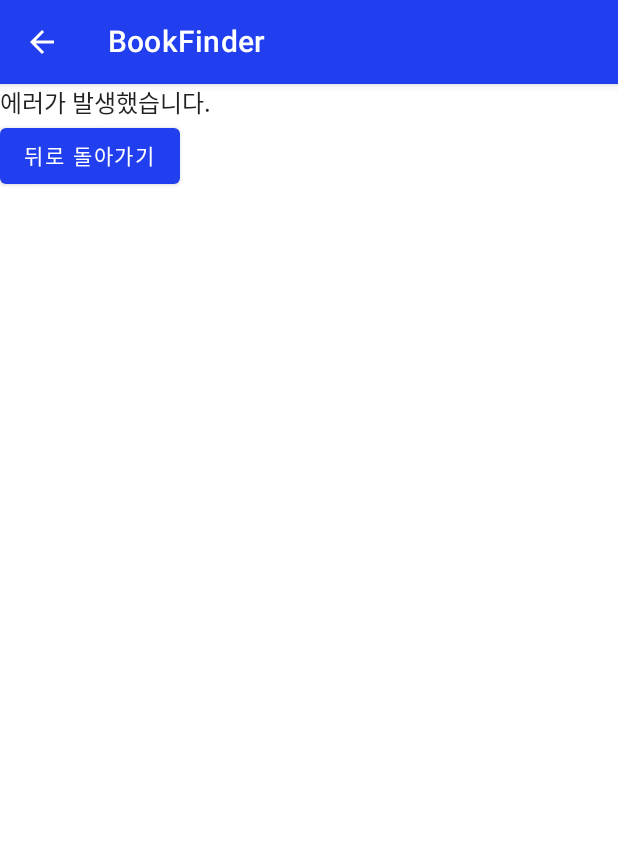
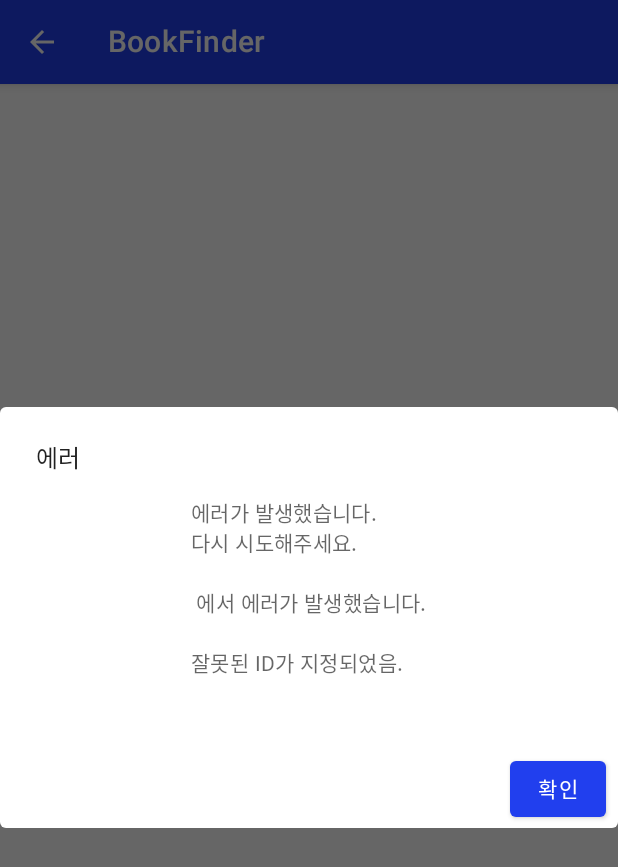
Before and after one commit to dalinaum/BookFinder, an Android app built with Jetpack Compose: the composable DetailScreen called with empty values, on a phone screen of 412 x 824 dp. Shown: the top 867 px of the screen. Run offline under Robolectric (Android 15) with nearby library versions, the phone set to English and light mode, and no system bars; our stand-ins replace Dagger/Hilt's generated code; pictures from the network do not load.

Commit message:
에러가 났을 때 에러를 다이얼로그의 형태로

```diff
--- a/app/src/main/java/io/github/dalinaum/bookfinder/screen/DetailScreen.kt
+++ b/app/src/main/java/io/github/dalinaum/bookfinder/screen/DetailScreen.kt
@@ -1,7 +1,6 @@
 package io.github.dalinaum.bookfinder.screen
 
 import androidx.compose.foundation.background
-import androidx.compose.foundation.layout.Box
 import androidx.compose.foundation.layout.Column
 import androidx.compose.foundation.layout.Spacer
 import androidx.compose.foundation.layout.fillMaxWidth
@@ -34,6 +33,7 @@ import androidx.navigation.NavController
 import coil.compose.AsyncImage
 import io.github.dalinaum.bookfinder.entity.Item
 import io.github.dalinaum.bookfinder.entity.getBigImage
+import io.github.dalinaum.bookfinder.screen.composable.Error
 import io.github.dalinaum.bookfinder.screen.composable.Loading
 import io.github.dalinaum.bookfinder.ui.theme.WColorLight
 import io.github.dalinaum.bookfinder.viewmodel.DetailViewModel
@@ -69,7 +69,14 @@ fun DetailScreen(
     ) {
         when (result) {
             is DetailResult.Error -> {
-                DetailError(id, navController)
+                val error = result as DetailResult.Error
+                val errorMessage = "$id 에서 에러가 발생했습니다.\n\n${error.exception.message}"
+                Error(
+                    message = errorMessage,
+                    onConfirmButtonClicked = {
+                        navController.navigateUp()
+                    }
+                )
             }
 
             is DetailResult.Success -> {
@@ -168,31 +175,6 @@ fun String?.removeHtml(): String =
     this?.replace("<br>", "\n\n") ?: ""
 
 @Composable
-private fun DetailError(
-    id: String,
-    navController: NavController
-) {
-    Box {
-        Column(
-            modifier = Modifier.align(Alignment.Center)
-        ) {
-            Text(
-                text = "에러가 발생했습니다. $id"
-            )
-            Button(
-                onClick = {
-                    navController.navigateUp()
-                }
-            ) {
-                Text(
-                    text = "뒤로 돌아가기"
-                )
-            }
-        }
-    }
-}
-
-@Composable
 private fun BookFinderTopBar(
     navController: NavController
 ) {
--- /dev/null
+++ b/app/src/main/java/io/github/dalinaum/bookfinder/screen/composable/Error.kt
@@ -0,0 +1,56 @@
+package io.github.dalinaum.bookfinder.screen.composable
+
+import androidx.compose.foundation.layout.fillMaxWidth
+import androidx.compose.foundation.layout.padding
+import androidx.compose.foundation.layout.wrapContentWidth
+import androidx.compose.material.AlertDialog
+import androidx.compose.material.Button
+import androidx.compose.material.Text
+import androidx.compose.runtime.Composable
+import androidx.compose.runtime.getValue
+import androidx.compose.runtime.mutableStateOf
+import androidx.compose.runtime.remember
+import androidx.compose.runtime.setValue
+import androidx.compose.ui.Alignment
+import androidx.compose.ui.Modifier
+import androidx.compose.ui.unit.dp
+
+@Composable
+fun Error(
+    message: String,
+    onConfirmButtonClicked: () -> Unit = {}
+) {
+    var shouldShowDialog by remember {
+        mutableStateOf(true)
+    }
+    if (shouldShowDialog) {
+        AlertDialog(
+            onDismissRequest = {
+            },
+            text = {
+                Text(
+                    text = "에러가 발생했습니다.\n다시 시도해주세요.\n\n$message",
+                    modifier = Modifier
+                        .padding(20.dp)
+                        .fillMaxWidth()
+                        .wrapContentWidth(Alignment.CenterHorizontally)
+                )
+            },
+            title = {
+                Text("에러")
+            },
+            confirmButton = {
+                Button(
+                    onClick = {
+                        shouldShowDialog = false
+                        onConfirmButtonClicked.invoke()
+                    }
+                ) {
+                    Text(
+                        text = "확인"
+                    )
+                }
+            }
+        )
+    }
+}
--- a/app/src/main/java/io/github/dalinaum/bookfinder/viewmodel/HomeViewModel.kt
+++ b/app/src/main/java/io/github/dalinaum/bookfinder/viewmodel/HomeViewModel.kt
@@ -22,7 +22,7 @@ class HomeViewModel @Inject constructor(
 
     var currentQuery by mutableStateOf("")
     var canPaginate by mutableStateOf(false)
-    var loadStatus by mutableStateOf(LoadStatus.IDLE)
+    var loadStatus by mutableStateOf<LoadStatus>(LoadStatus.IDLE)
     val volumeList = mutableStateListOf<Item>()
 
     fun loadData(
@@ -49,7 +49,7 @@ class HomeViewModel @Inject constructor(
             Log.d(TAG, e.message ?: "")
             e.printStackTrace()
             canPaginate = false
-            LoadStatus.ERROR
+            LoadStatus.ERROR(e)
         }
     }
 
```
Also changed, not shown: app/src/main/java/io/github/dalinaum/bookfinder/screen/HomeScreen.kt (+6 -44 lines), app/src/main/java/io/github/dalinaum/bookfinder/viewmodel/status/LoadStatus.kt (+5 -5 lines).
